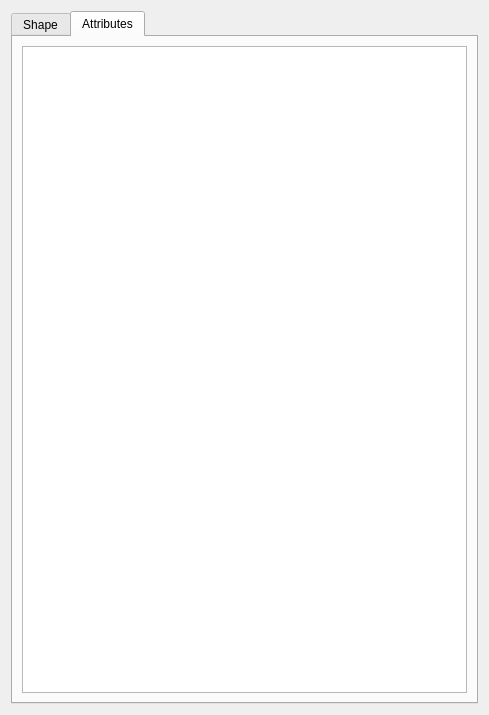
Qt form src/Mod/Path/Gui/Resources/panels/ToolBitEditor.ui (southseact-3d/fcd) before a commit.
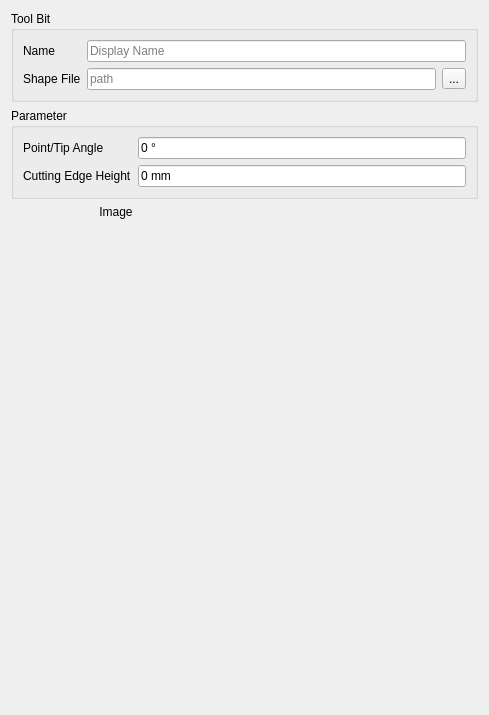
The same form after that commit. The open tabs and pages were chosen to show the change. Custom widgets are drawn as their Qt base class.

Commit message: Simplified tool bit editor using property-bags

Patch:
```diff
--- a/src/Mod/Path/Gui/Resources/panels/ToolBitEditor.ui
+++ b/src/Mod/Path/Gui/Resources/panels/ToolBitEditor.ui
@@ -13,25 +13,15 @@
   <property name="windowTitle">
    <string>Tool Bit Attributes</string>
   </property>
-  <layout class="QGridLayout" name="gridLayout">
-   <item row="0" column="0">
-    <widget class="QTabWidget" name="tabWidget">
-     <property name="sizePolicy">
-      <sizepolicy hsizetype="Minimum" vsizetype="Expanding">
-       <horstretch>0</horstretch>
-       <verstretch>0</verstretch>
-      </sizepolicy>
-     </property>
-     <property name="currentIndex">
-      <number>0</number>
-     </property>
-     <widget class="QWidget" name="tabWidgetPage1">
-      <attribute name="title">
-       <string>Shape</string>
-      </attribute>
-      <layout class="QVBoxLayout" name="verticalLayout_2">
+  <layout class="QVBoxLayout" name="verticalLayout">
        <item>
         <widget class="QGroupBox" name="groupBox_2">
+     <property name="sizePolicy">
+      <sizepolicy hsizetype="MinimumExpanding" vsizetype="Preferred">
+       <horstretch>0</horstretch>
+       <verstretch>0</verstretch>
+      </sizepolicy>
+     </property>
          <property name="title">
           <string>Tool Bit</string>
          </property>
@@ -65,6 +55,12 @@
           </item>
           <item row="1" column="1">
            <widget class="QWidget" name="widget" native="true">
+        <property name="sizePolicy">
+         <sizepolicy hsizetype="MinimumExpanding" vsizetype="Preferred">
+          <horstretch>0</horstretch>
+          <verstretch>0</verstretch>
+         </sizepolicy>
+        </property>
             <layout class="QHBoxLayout" name="horizontalLayout">
              <property name="leftMargin">
               <number>0</number>
@@ -83,6 +79,9 @@
                <property name="toolTip">
                 <string>&lt;html&gt;&lt;head/&gt;&lt;body&gt;&lt;p&gt;The file which defines the type and shape of the Tool Bit.&lt;/p&gt;&lt;/body&gt;&lt;/html&gt;</string>
                </property>
+           <property name="placeholderText">
+            <string>path</string>
+           </property>
               </widget>
              </item>
              <item>
@@ -104,7 +103,7 @@
        <item>
         <widget class="QGroupBox" name="bitParams">
          <property name="title">
-          <string>Geometry</string>
+      <string>Parameter</string>
          </property>
          <layout class="QFormLayout" name="formLayout_2">
           <property name="fieldGrowthPolicy">
@@ -178,39 +177,6 @@
        </item>
       </layout>
      </widget>
-     <widget class="QWidget" name="tabWidgetPage2">
-      <attribute name="title">
-       <string>Attributes</string>
-      </attribute>
-      <layout class="QVBoxLayout" name="verticalLayout_3">
-       <item>
-        <widget class="QTableView" name="attrTable">
-         <property name="sizePolicy">
-          <sizepolicy hsizetype="Expanding" vsizetype="MinimumExpanding">
-           <horstretch>0</horstretch>
-           <verstretch>2</verstretch>
-          </sizepolicy>
-         </property>
-         <property name="minimumSize">
-          <size>
-           <width>0</width>
-           <height>300</height>
-          </size>
-         </property>
-         <property name="editTriggers">
-          <set>QAbstractItemView::AllEditTriggers</set>
-         </property>
-         <attribute name="horizontalHeaderStretchLastSection">
-          <bool>true</bool>
-         </attribute>
-        </widget>
-       </item>
-      </layout>
-     </widget>
-    </widget>
-   </item>
-  </layout>
- </widget>
  <customwidgets>
   <customwidget>
    <class>Gui::InputField</class>
```
Left out of the diff: 7 changed lines with no effect on the pictures. Lines whose indentation alone changed are shown as unchanged. The commit also changes 4 other files.
